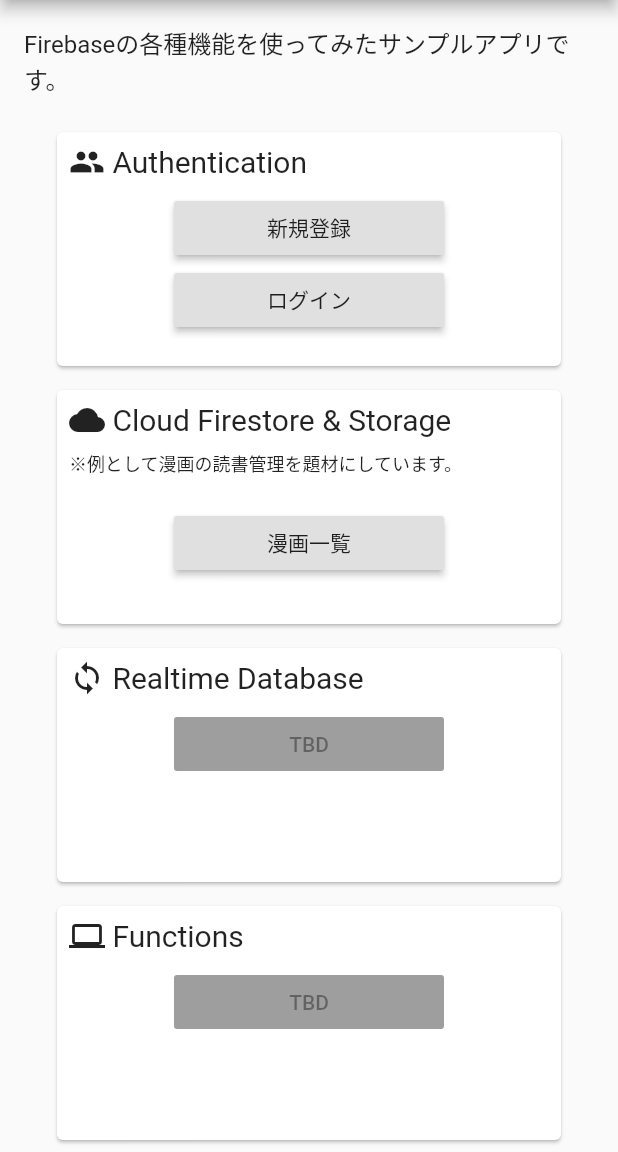
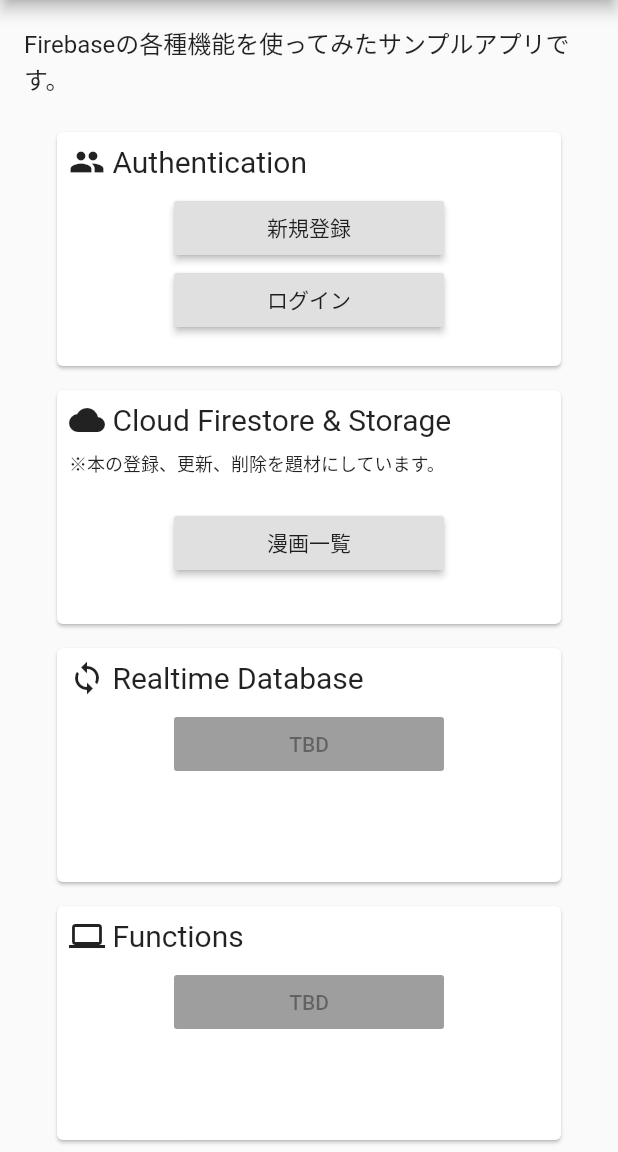
Before and after one commit to nfrutta/flutter-firebase-sample, a Flutter app: the screen it shows after launch, on a phone screen of 412 x 824 dp, the part 84-1236 px from its top. Run offline on Flutter 3.47's test engine with Material 2 defaults, Android fonts, the phone set to English and light mode, and no system bars; our stand-ins replace cloud_firestore, firebase_auth, firebase_core, firebase_storage, image_picker; accounts and stored records are empty.

Commit message:
微修正

```diff
--- a/lib/main.dart
+++ b/lib/main.dart
@@ -144,7 +144,7 @@ class MyApp extends StatelessWidget {
                                   Padding(
                                     padding: const EdgeInsets.only(bottom: 20.0),
                                     child: Text(
-                                      '※例として漫画の読書管理を題材にしています。',
+                                      '※本の登録、更新、削除を題材にしています。',
                                       style: TextStyle(
                                         fontSize: 12,
                                         color: Colors.black87,
```
